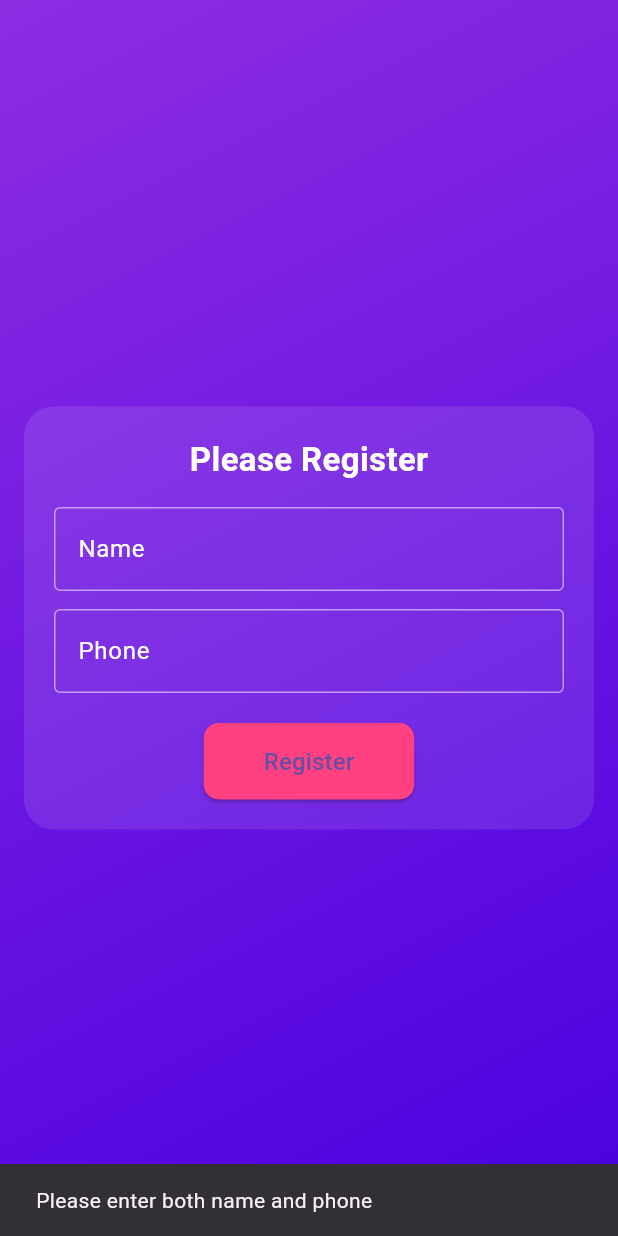
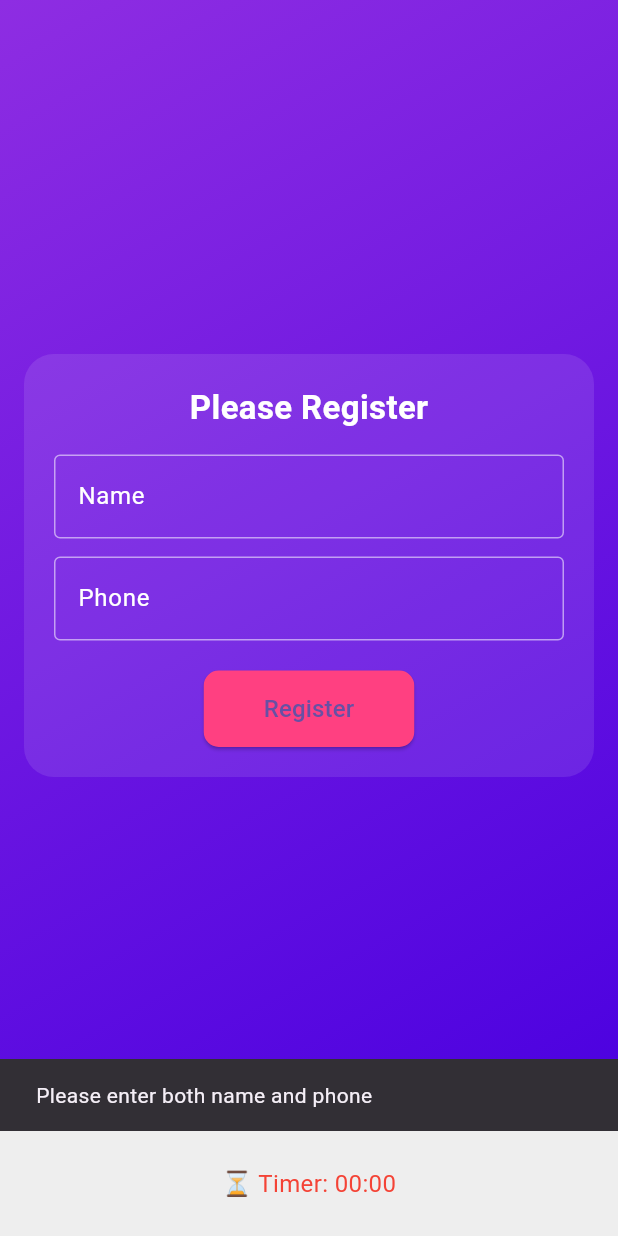
Before and after one commit to yared098/Keno-socket, a Flutter app: the PageThreeMobile screen opened directly with empty values, after a tap on "Register", on a phone screen of 412 x 824 dp. Run offline on Flutter 3.47's test engine with Material 3 defaults, Android fonts, the phone set to English and light mode, and no system bars; our stand-ins replace cloud_firestore, device_info_plus, firebase_core, flutter_tts, shared_preferences, socket_io_client; accounts and stored records are empty; network calls fail.

Commit message:
add timer

```diff
--- a/frontend/lib/pages/PageThreeMobile.dart
+++ b/frontend/lib/pages/PageThreeMobile.dart
@@ -1,3 +1,5 @@
+import 'dart:async';
+
 import 'package:desbingo/providers/UserProvider.dart';
 import 'package:desbingo/providers/page_provider.dart';
 import 'package:desbingo/widgets/_fevoriteNumbers.dart';
@@ -29,11 +31,15 @@ class _PageThreeMobileState extends State<PageThreeMobile> {
   double? account_balance_wallet = 0.0;
 
   int? _selectedFavoriteIndex; // <-- Track selected favorite card
+    late int _secondsRemaining;
+  Timer? _timer;
 
   @override
   void initState() {
     super.initState();
     _initializeUser();
+    _startCountdown();
+    _secondsRemaining = widget.duration; // ✅ initialize with widget.duration
   }
 
   Future<void> _initializeUser() async {
@@ -72,7 +78,7 @@ class _PageThreeMobileState extends State<PageThreeMobile> {
       'phone': _savedPhone,
       'updated_at': FieldValue.serverTimestamp(),
       'device_id': _deviceId,
-      'balance': 50,
+      'balance': 25,
     };
 
     await FirebaseFirestore.instance
@@ -229,16 +235,7 @@ class _PageThreeMobileState extends State<PageThreeMobile> {
         });
         _saveFavoriteSets();
       },
-      // onPlay: (idx) {
-      //   setState(() {
-      //     _selectedFavoriteIndex = idx;
-      //   });
-      //   final provider = Provider.of<PageProvider>(context, listen: false);
-      //   provider.registerUser(_deviceId!, _favoriteSets[idx]);
-      //   ScaffoldMessenger.of(context).showSnackBar(
-      //     const SnackBar(content: Text("Game started with selected numbers!")),
-      //   );
-      // },
+
       onPlay: (idx) async {
         if (account_balance_wallet != null && account_balance_wallet! >= 5) {
           await _deductBalance(5); // deduct 5 birr per play
@@ -261,6 +258,29 @@ class _PageThreeMobileState extends State<PageThreeMobile> {
     );
   }
 
+    void _startCountdown() {
+    _timer = Timer.periodic(const Duration(seconds: 1), (timer) {
+      if (_secondsRemaining <= 0) {
+        timer.cancel();
+      } else {
+        setState(() {
+          _secondsRemaining--;
+        });
+      }
+    });
+  }
+
+   String _formatTime(int seconds) {
+    final mins = (seconds ~/ 60).toString().padLeft(2, '0');
+    final secs = (seconds % 60).toString().padLeft(2, '0');
+    return '$mins:$secs';
+  }
+   @override
+  void dispose() {
+    _timer?.cancel();
+    super.dispose();
+  }
+
   @override
   Widget build(BuildContext context) {
     final hasUserInfo =
@@ -277,6 +297,7 @@ class _PageThreeMobileState extends State<PageThreeMobile> {
               child: const Icon(Icons.add),
             )
           : null,
+
       body: SafeArea(
         child: Container(
           decoration: const BoxDecoration(
@@ -421,6 +442,17 @@ class _PageThreeMobileState extends State<PageThreeMobile> {
                 ),
         ),
       ),
+      bottomNavigationBar: Container(
+        height: 70,
+        padding: const EdgeInsets.symmetric(vertical: 12),
+        color: Colors.grey.shade200,
+        child: Center(
+          child: Text(
+            '⏳ Timer: ${_formatTime(_secondsRemaining)}',
+            style: const TextStyle(fontSize: 16, color: Colors.red),
+          ),
+        ),
+      ),
     );
   }
 }
```
